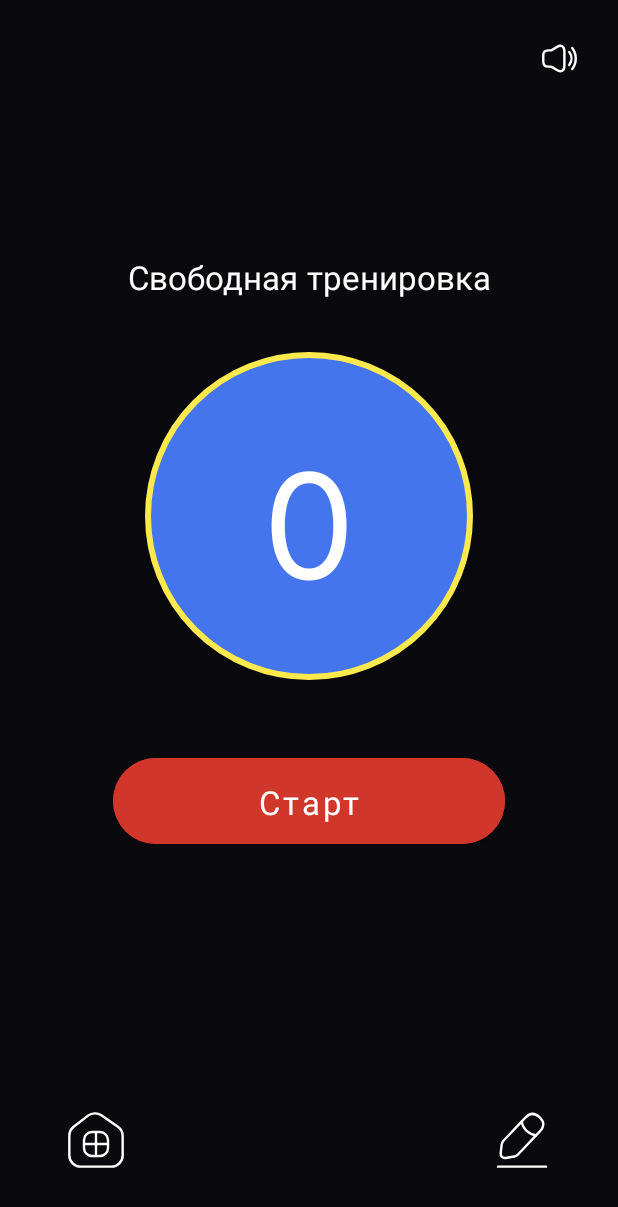
After one commit to MaxVese/TurnikiPushUps, an Android app: the FreestyleFragment screen opened through its navigation route, on a phone screen of 412 x 824 dp. The commit adds this screen. Shown: the top 1207 px of the screen. Run offline under Robolectric (Android 15) with nearby library versions, the phone set to English and light mode, and no system bars; our stand-ins replace sdp/ssp sizes.

Commit message:
Add freestyle screen -add FreestyleFragment with UI -add BottomSheetCorrectFragment

```diff
--- a/app/src/main/java/com/wallet/turnikipushups/ui/BaseFragment.kt
+++ b/app/src/main/java/com/wallet/turnikipushups/ui/BaseFragment.kt
@@ -1,5 +1,6 @@
 package com.wallet.turnikipushups.ui
 
+import android.content.Context
 import android.os.Bundle
 import android.view.LayoutInflater
 import android.view.View
@@ -8,6 +9,8 @@ import androidx.fragment.app.Fragment
 import androidx.navigation.NavController
 import androidx.navigation.Navigation
 import androidx.viewbinding.ViewBinding
+import com.wallet.turnikipushups.App
+import com.wallet.turnikipushups.di.component.AppComponent
 
 abstract class BaseFragment<T : ViewBinding> : Fragment() {
     var binding: T? = null
@@ -35,6 +38,9 @@ abstract class BaseFragment<T : ViewBinding> : Fragment() {
         return Navigation.findNavController(requireView())
     }
 
+    fun getAppComponent(context: Context):AppComponent{
+        return (context.applicationContext as App).appComponent
+    }
 
     inline fun withBinding(block: T.() -> Unit) {
         block(binding!!)
--- /dev/null
+++ b/app/src/main/java/com/wallet/turnikipushups/ui/freestyle/FreestyleFragment.kt
@@ -0,0 +1,38 @@
+package com.wallet.turnikipushups.ui.freestyle
+
+import android.view.LayoutInflater
+import androidx.fragment.app.viewModels
+import androidx.lifecycle.MutableLiveData
+import com.wallet.turnikipushups.databinding.FragmentFreestyleBinding
+import com.wallet.turnikipushups.di.ViewModelFactory
+import com.wallet.turnikipushups.ui.BaseFragment
+import com.wallet.turnikipushups.ui.main.MainViewModel
+
+class FreestyleFragment : BaseFragment<FragmentFreestyleBinding>() {
+    override fun bind(inflater: LayoutInflater): FragmentFreestyleBinding {
+        return FragmentFreestyleBinding.inflate(inflater)
+    }
+
+    private val viewModel: MainViewModel by viewModels {
+        ViewModelFactory{
+            getAppComponent(requireContext()).mainViewModel()
+        }
+    }
+
+    val count:MutableLiveData<Int> = MutableLiveData(0)
+
+    override fun initView() {
+        withBinding {
+            editBtn.setOnClickListener {
+                BottomSheetCorrectFragment(count.value!!){
+                    count.value = it
+                }
+                    .show(requireActivity().supportFragmentManager,"tag")
+            }
+            count.observe(viewLifecycleOwner){
+                repsValue.text = it.toString()
+            }
+        }
+    }
+
+}
--- a/app/src/main/java/com/wallet/turnikipushups/ui/main/MainFragment.kt
+++ b/app/src/main/java/com/wallet/turnikipushups/ui/main/MainFragment.kt
@@ -4,6 +4,7 @@ import android.util.Log
 import android.view.LayoutInflater
 import androidx.fragment.app.viewModels
 import com.wallet.turnikipushups.App
+import com.wallet.turnikipushups.R
 import com.wallet.turnikipushups.databinding.FragmentMainBinding
 import com.wallet.turnikipushups.di.ViewModelFactory
 import com.wallet.turnikipushups.ui.BaseFragment
@@ -16,7 +17,7 @@ class MainFragment : BaseFragment<FragmentMainBinding>() {
 
     private val viewModel:MainViewModel by viewModels {
         ViewModelFactory{
-            (requireContext().applicationContext as App).appComponent.mainViewModel()
+            getAppComponent(requireContext()).mainViewModel()
         }
     }
 
@@ -26,6 +27,11 @@ class MainFragment : BaseFragment<FragmentMainBinding>() {
             Log.d("mylog",it.toString())
         }
         viewModel.getAllStats()
+        withBinding {
+            freestyle.setOnClickListener {
+                findNavController().navigate(R.id.action_mainFragment_to_freestyleFragment)
+            }
+        }
     }
 
 }
--- /dev/null
+++ b/app/src/main/res/drawable/circle_with_stroke.xml
@@ -0,0 +1,5 @@
+<?xml version="1.0" encoding="utf-8"?>
+<shape android:shape="oval" xmlns:android="http://schemas.android.com/apk/res/android">
+    <solid android:color="@color/blue"/>
+    <stroke android:color="@color/yellow" android:width="@dimen/_3sdp"/>
+</shape>
--- /dev/null
+++ b/app/src/main/res/drawable/ic_edit.xml
@@ -0,0 +1,27 @@
+<vector xmlns:android="http://schemas.android.com/apk/res/android"
+    android:width="@dimen/_33sdp"
+    android:height="@dimen/_33sdp"
+    android:viewportWidth="40"
+    android:viewportHeight="40">
+  <path
+      android:pathData="M19.8165,8.4167C20.5332,13.0167 24.2665,16.5334 28.8999,17.0001"
+      android:strokeLineJoin="round"
+      android:strokeWidth="1.5"
+      android:fillColor="#00000000"
+      android:strokeColor="#ffffff"
+      android:strokeLineCap="round"/>
+  <path
+      android:pathData="M22.1,6L8.4167,20.4834C7.9,21.0334 7.4,22.1167 7.3,22.8667L6.6834,28.2667C6.4667,30.2167 7.8667,31.55 9.8,31.2167L15.1667,30.3C15.9167,30.1667 16.9667,29.6167 17.4834,29.05L31.1667,14.5667C33.5334,12.0667 34.6,9.2167 30.9167,5.7334C27.25,2.2834 24.4667,3.5 22.1,6Z"
+      android:strokeLineJoin="round"
+      android:strokeWidth="1.5"
+      android:fillColor="#00000000"
+      android:strokeColor="#ffffff"
+      android:strokeLineCap="round"/>
+  <path
+      android:pathData="M5,36.6666H35"
+      android:strokeLineJoin="round"
+      android:strokeWidth="1.5"
+      android:fillColor="#00000000"
+      android:strokeColor="#ffffff"
+      android:strokeLineCap="round"/>
+</vector>
--- /dev/null
+++ b/app/src/main/res/drawable/ic_home.xml
@@ -0,0 +1,34 @@
+<vector xmlns:android="http://schemas.android.com/apk/res/android"
+    android:width="@dimen/_33sdp"
+    android:height="@dimen/_33sdp"
+    android:viewportWidth="40"
+    android:viewportHeight="40">
+  <path
+      android:pathData="M15.0334,4.7333L6.05,11.7333C4.55,12.8999 3.3334,15.3833 3.3334,17.2666V29.6166C3.3334,33.4833 6.4834,36.6499 10.35,36.6499H29.65C33.5167,36.6499 36.6667,33.4833 36.6667,29.6333V17.4999C36.6667,15.4833 35.3167,12.8999 33.6667,11.7499L23.3667,4.5333C21.0334,2.9 17.2834,2.9833 15.0334,4.7333Z"
+      android:strokeLineJoin="round"
+      android:strokeWidth="1.5"
+      android:fillColor="#00000000"
+      android:strokeColor="#ffffff"
+      android:strokeLineCap="round"/>
+  <path
+      android:pathData="M17.5,30H22.5C25.25,30 27.5,27.75 27.5,25V20C27.5,17.25 25.25,15 22.5,15H17.5C14.75,15 12.5,17.25 12.5,20V25C12.5,27.75 14.75,30 17.5,30Z"
+      android:strokeLineJoin="round"
+      android:strokeWidth="1.5"
+      android:fillColor="#00000000"
+      android:strokeColor="#ffffff"
+      android:strokeLineCap="round"/>
+  <path
+      android:pathData="M20,15V30"
+      android:strokeLineJoin="round"
+      android:strokeWidth="1.5"
+      android:fillColor="#00000000"
+      android:strokeColor="#ffffff"
+      android:strokeLineCap="round"/>
+  <path
+      android:pathData="M12.5,22.5H27.5"
+      android:strokeLineJoin="round"
+      android:strokeWidth="1.5"
+      android:fillColor="#00000000"
+      android:strokeColor="#ffffff"
+      android:strokeLineCap="round"/>
+</vector>
--- /dev/null
+++ b/app/src/main/res/drawable/ic_volume.xml
@@ -0,0 +1,25 @@
+<vector xmlns:android="http://schemas.android.com/apk/res/android"
+    android:width="@dimen/_20sdp"
+    android:height="@dimen/_20sdp"
+    android:viewportWidth="24"
+    android:viewportHeight="24">
+  <path
+      android:pathData="M2,10V14C2,16 3,17 5,17H6.43C6.8,17 7.17,17.11 7.49,17.3L10.41,19.13C12.93,20.71 15,19.56 15,16.59V7.41C15,4.43 12.93,3.29 10.41,4.87L7.49,6.7C7.17,6.89 6.8,7 6.43,7H5C3,7 2,8 2,10Z"
+      android:strokeWidth="1.5"
+      android:fillColor="#00000000"
+      android:strokeColor="#ffffff"/>
+  <path
+      android:pathData="M18,8C19.78,10.37 19.78,13.63 18,16"
+      android:strokeLineJoin="round"
+      android:strokeWidth="1.5"
+      android:fillColor="#00000000"
+      android:strokeColor="#ffffff"
+      android:strokeLineCap="round"/>
+  <path
+      android:pathData="M19.83,5.5C22.72,9.35 22.72,14.65 19.83,18.5"
+      android:strokeLineJoin="round"
+      android:strokeWidth="1.5"
+      android:fillColor="#00000000"
+      android:strokeColor="#ffffff"
+      android:strokeLineCap="round"/>
+</vector>
--- /dev/null
+++ b/app/src/main/res/drawable/rounded_background_text.xml
@@ -0,0 +1,5 @@
+<?xml version="1.0" encoding="utf-8"?>
+<shape android:shape="rectangle" xmlns:android="http://schemas.android.com/apk/res/android">
+    <solid android:color="@color/blue"/>
+    <corners android:radius="@dimen/_10sdp"/>
+</shape>
--- /dev/null
+++ b/app/src/main/res/font/inter_medium.xml
@@ -0,0 +1,7 @@
+<?xml version="1.0" encoding="utf-8"?>
+<font-family xmlns:app="http://schemas.android.com/apk/res-auto"
+        app:fontProviderAuthority="com.google.android.gms.fonts"
+        app:fontProviderPackage="com.google.android.gms"
+        app:fontProviderQuery="name=Inter&amp;weight=500"
+        app:fontProviderCerts="@array/com_google_android_gms_fonts_certs">
+</font-family>
--- /dev/null
+++ b/app/src/main/res/layout/fragment_freestyle.xml
@@ -0,0 +1,85 @@
+<?xml version="1.0" encoding="utf-8"?>
+<androidx.constraintlayout.widget.ConstraintLayout xmlns:android="http://schemas.android.com/apk/res/android"
+    xmlns:app="http://schemas.android.com/apk/res-auto"
+    xmlns:tools="http://schemas.android.com/tools"
+    android:layout_width="match_parent"
+    android:layout_height="match_parent"
+    android:background="@color/background"
+    tools:context=".ui.freestyle.FreestyleFragment">
+
+    <ImageView
+        android:id="@+id/volumeBtn"
+        android:layout_width="wrap_content"
+        android:layout_height="wrap_content"
+        android:src="@drawable/ic_volume"
+        android:padding="@dimen/_20sdp"
+        app:layout_constraintEnd_toEndOf="parent"
+        app:layout_constraintTop_toTopOf="parent" />
+
+    <TextView
+        style="@style/text20px"
+        android:layout_width="wrap_content"
+        android:layout_height="wrap_content"
+        android:text="@string/freestyle_train"
+        android:layout_marginBottom="@dimen/_27sdp"
+        app:layout_constraintBottom_toTopOf="@+id/repsValue"
+        app:layout_constraintEnd_toEndOf="parent"
+        app:layout_constraintStart_toStartOf="parent" />
+
+    <TextView
+        android:id="@+id/repsValue"
+        style="@style/text90px"
+        android:layout_width="@dimen/_168sdp"
+        android:layout_height="@dimen/_168sdp"
+        android:background="@drawable/circle_with_stroke"
+        android:gravity="center"
+        android:padding="@dimen/_13sdp"
+        android:lines="1"
+        android:text="300"
+        app:layout_constraintBottom_toTopOf="@+id/guideline2"
+        app:layout_constraintEnd_toEndOf="parent"
+        app:layout_constraintStart_toStartOf="parent" />
+
+    <androidx.constraintlayout.widget.Guideline
+        android:id="@+id/guideline2"
+        android:layout_width="wrap_content"
+        android:layout_height="wrap_content"
+        android:orientation="horizontal"
+        app:layout_constraintGuide_percent="0.55" />
+
+    <com.google.android.material.button.MaterialButton
+        android:id="@+id/startBtn"
+        style="@style/text20px"
+        android:layout_width="0dp"
+        android:layout_height="@dimen/_44sdp"
+        android:layout_marginHorizontal="@dimen/_58sdp"
+        android:layout_marginTop="@dimen/_40sdp"
+        android:backgroundTint="@color/red"
+        android:insetTop="0dp"
+        android:insetBottom="0dp"
+        android:text="@string/start"
+        android:textAllCaps="false"
+        app:cornerRadius="@dimen/_32sdp"
+        app:layout_constraintEnd_toEndOf="parent"
+        app:layout_constraintStart_toStartOf="parent"
+        app:layout_constraintTop_toTopOf="@+id/guideline2" />
+
+    <ImageView
+        android:id="@+id/homeBtn"
+        android:layout_width="wrap_content"
+        android:layout_height="wrap_content"
+        android:layout_margin="@dimen/_33sdp"
+        android:src="@drawable/ic_home"
+        app:layout_constraintBottom_toBottomOf="parent"
+        app:layout_constraintStart_toStartOf="parent" />
+
+    <ImageView
+        android:id="@+id/editBtn"
+        android:layout_width="wrap_content"
+        android:layout_height="wrap_content"
+        android:layout_margin="@dimen/_33sdp"
+        android:src="@drawable/ic_edit"
+        app:layout_constraintBottom_toBottomOf="parent"
+        app:layout_constraintEnd_toEndOf="parent" />
+
+</androidx.constraintlayout.widget.ConstraintLayout>
--- a/app/src/main/res/navigation/nav_graph_main.xml
+++ b/app/src/main/res/navigation/nav_graph_main.xml
@@ -9,5 +9,14 @@
         android:id="@+id/mainFragment"
         android:name="com.wallet.turnikipushups.ui.main.MainFragment"
         android:label="fragment_main"
-        tools:layout="@layout/fragment_main" />
+        tools:layout="@layout/fragment_main" >
+        <action
+            android:id="@+id/action_mainFragment_to_freestyleFragment"
+            app:destination="@id/freestyleFragment" />
+    </fragment>
+    <fragment
+        android:id="@+id/freestyleFragment"
+        android:name="com.wallet.turnikipushups.ui.freestyle.FreestyleFragment"
+        android:label="fragment_freestyle"
+        tools:layout="@layout/fragment_freestyle" />
 </navigation>
--- a/app/src/main/res/values/colors.xml
+++ b/app/src/main/res/values/colors.xml
@@ -11,4 +11,5 @@
     <color name="yellow">#FCE94E</color>
     <color name="blue">#4575ED</color>
     <color name="red">#D1362B</color>
+    <color name="gray">#C4C4C4</color>
 </resources>
--- a/app/src/main/res/values/preloaded_fonts.xml
+++ b/app/src/main/res/values/preloaded_fonts.xml
@@ -2,6 +2,7 @@
 <resources>
     <array name="preloaded_fonts" translatable="false">
         <item>@font/inter</item>
+        <item>@font/inter_medium</item>
         <item>@font/pt_sans_narrow</item>
         <item>@font/pt_sans_narrow_bold</item>
     </array>
--- a/app/src/main/res/values/strings.xml
+++ b/app/src/main/res/values/strings.xml
@@ -7,4 +7,8 @@
     <string name="workout">Тренировка</string>
     <string name="freestyle">Фристайл</string>
     <string name="statistics">Статистика</string>
+    <!-- TODO: Remove or change this placeholder text -->
+    <string name="hello_blank_fragment">Hello blank fragment</string>
+    <string name="freestyle_train">Свободная тренировка</string>
+    <string name="start">Старт</string>
 </resources>
```
Also changed, not shown: app/src/main/java/com/wallet/turnikipushups/ui/freestyle/BottomSheetCorrectFragment.kt (added, +62 -0 lines), app/src/main/res/drawable/ic_minus_square.xml (added, +20 -0 lines), app/src/main/res/drawable/ic_plus_square.xml (added, +27 -0 lines), app/src/main/res/layout/fragment_bottom_sheet_correct.xml (added, +128 -0 lines), app/src/main/res/values/themes.xml (+27 -2 lines).
